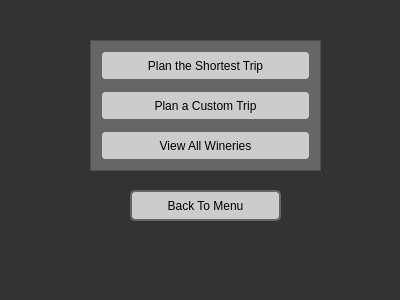
The window that plandaytrip.ui (tyler949/CS1D-FirstPorject) describes before a commit, drawn with Qt 5.
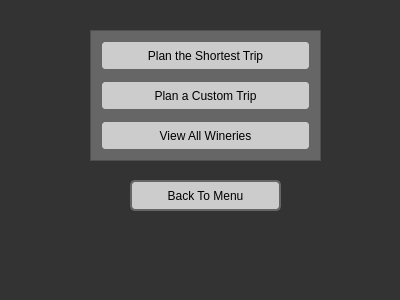
The same window after the commit.

```diff
--- a/plandaytrip.ui
+++ b/plandaytrip.ui
@@ -52,37 +52,11 @@
 background:#666;
 }  </string>
   </property>
-  <widget class="QPushButton" name="planShortestTrip">
-   <property name="geometry">
-    <rect>
-     <x>100</x>
-     <y>50</y>
-     <width>211</width>
-     <height>31</height>
-    </rect>
-   </property>
-   <property name="text">
-    <string>Plan the Shortest Trip</string>
-   </property>
-  </widget>
-  <widget class="QPushButton" name="tourAndPurchaseWines">
-   <property name="geometry">
-    <rect>
-     <x>100</x>
-     <y>130</y>
-     <width>211</width>
-     <height>31</height>
-    </rect>
-   </property>
-   <property name="text">
-    <string>View All Wineries</string>
-   </property>
-  </widget>
   <widget class="QPushButton" name="planADayTrip">
    <property name="geometry">
     <rect>
      <x>100</x>
-     <y>90</y>
+     <y>80</y>
      <width>211</width>
      <height>31</height>
     </rect>
@@ -91,11 +65,24 @@
     <string>Plan a Custom Trip</string>
    </property>
   </widget>
+  <widget class="QPushButton" name="pushButton">
+   <property name="geometry">
+    <rect>
+     <x>130</x>
+     <y>180</y>
+     <width>151</width>
+     <height>31</height>
+    </rect>
+   </property>
+   <property name="text">
+    <string>Back To Menu</string>
+   </property>
+  </widget>
   <widget class="QColumnView" name="columnView">
    <property name="geometry">
     <rect>
      <x>90</x>
-     <y>40</y>
+     <y>30</y>
      <width>231</width>
      <height>131</height>
     </rect>
@@ -104,24 +91,37 @@
     <string notr="true"/>
    </property>
   </widget>
-  <widget class="QPushButton" name="pushButton">
+  <widget class="QPushButton" name="planShortestTrip">
    <property name="geometry">
     <rect>
-     <x>130</x>
-     <y>190</y>
-     <width>151</width>
+     <x>100</x>
+     <y>40</y>
+     <width>211</width>
      <height>31</height>
     </rect>
    </property>
    <property name="text">
-    <string>Back To Menu</string>
+    <string>Plan the Shortest Trip</string>
+   </property>
+  </widget>
+  <widget class="QPushButton" name="planADayTrip_2">
+   <property name="geometry">
+    <rect>
+     <x>100</x>
+     <y>120</y>
+     <width>211</width>
+     <height>31</height>
+    </rect>
+   </property>
+   <property name="text">
+    <string>View All Wineries</string>
    </property>
   </widget>
   <zorder>columnView</zorder>
-  <zorder>planShortestTrip</zorder>
-  <zorder>tourAndPurchaseWines</zorder>
   <zorder>planADayTrip</zorder>
   <zorder>pushButton</zorder>
+  <zorder>planShortestTrip</zorder>
+  <zorder>planADayTrip_2</zorder>
  </widget>
  <resources/>
  <connections/>
```
